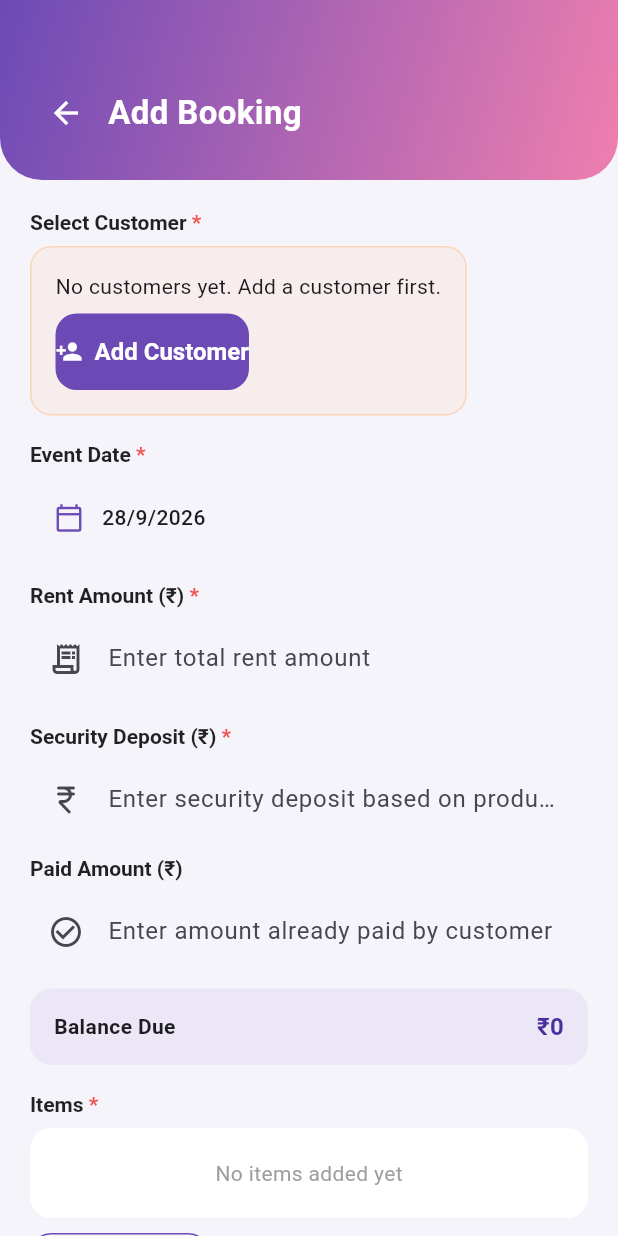
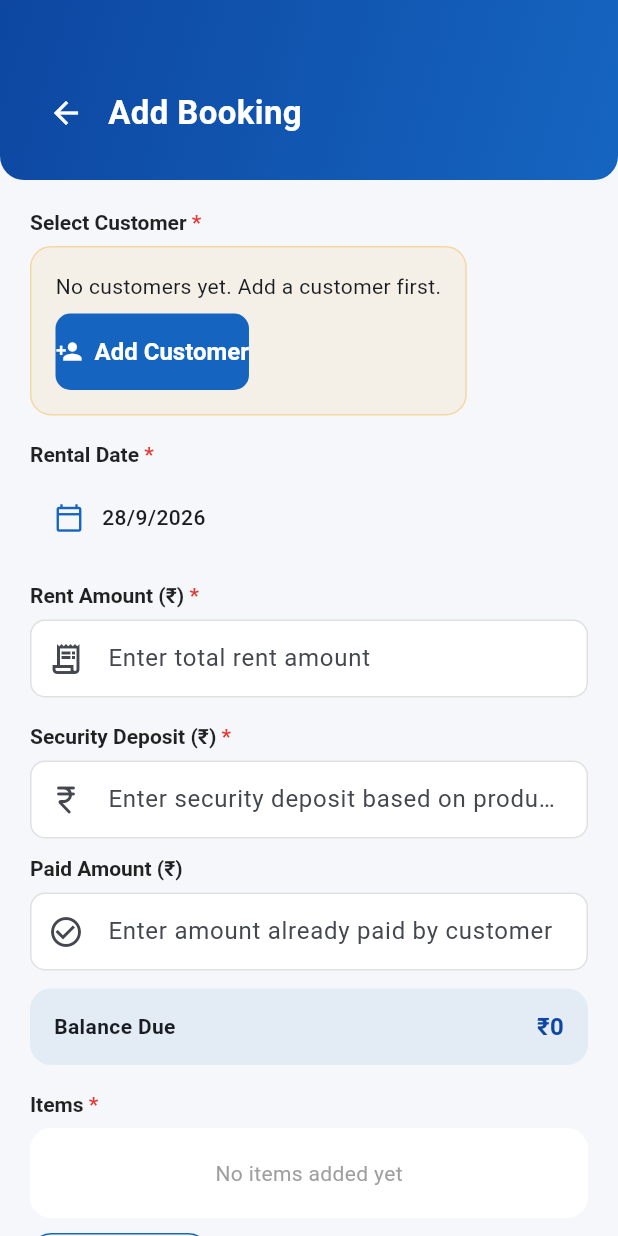
Before and after one commit to rrkrishna33/RentMan, a Flutter app: the screen it shows after launch, after a tap on "Add Booking", on a phone screen of 412 x 824 dp. Run offline on Flutter 3.47's test engine with Material 3 defaults, Android fonts, the phone set to English and light mode, and no system bars; our stand-ins replace device_info_plus, flutter_contacts, flutter_local_notifications, google_sign_in, image_picker, local_auth and 6 more; missing offline and left inert: extension_google_sign_in_as_googleapis_auth, googleapis; accounts and stored records are empty.

Commit message:
Rebrand to RentMan and genericize wedding-specific fields
Rename eventDate to rentalDate across Booking/Reminder models and the
database schema (with a migration in _onUpgrade), generalize booking
item categories from wedding items to general rental categories, and
switch the app theme from purple/pink to a blue/teal color scheme with
updated launcher icons.

Co-Authored-By: Claude Sonnet 5 <noreply@anthropic.com>

```diff
--- a/lib/database/database_helper.dart
+++ b/lib/database/database_helper.dart
@@ -6,7 +6,7 @@ import '../models/delivery.dart';
 
 class DatabaseHelper {
   static const String _dbName = 'rental_app.db';
-  static const int _dbVersion = 5;
+  static const int _dbVersion = 6;
 
   static const String customersTable = 'customers';
   static const String bookingsTable = 'bookings';
@@ -41,6 +41,8 @@ class DatabaseHelper {
     await _addColumnIfMissing(db, bookingsTable, 'paidAmount', 'REAL NOT NULL DEFAULT 0');
     await _addColumnIfMissing(db, bookingsTable, 'balancePaid', 'INTEGER NOT NULL DEFAULT 0');
     await _addColumnIfMissing(db, bookingsTable, 'balancePaidDate', 'TEXT');
+    await _renameColumnIfNeeded(db, bookingsTable, 'eventDate', 'rentalDate');
+    await _renameColumnIfNeeded(db, remindersTable, 'eventDate', 'rentalDate');
   }
 
   // Safely add a column only if it doesn't already exist (guards against partial/duplicate migrations).
@@ -49,6 +51,16 @@ class DatabaseHelper {
     final exists = columns.any((c) => c['name'] == column);
     if (!exists) {
       await db.execute('ALTER TABLE $table ADD COLUMN $column $type');
+    }
+  }
+
+  // Renames a column if the old name is present and the new one isn't yet (guards against partial/duplicate migrations).
+  Future<void> _renameColumnIfNeeded(Database db, String table, String oldName, String newName) async {
+    final columns = await db.rawQuery('PRAGMA table_info($table)');
+    final hasOld = columns.any((c) => c['name'] == oldName);
+    final hasNew = columns.any((c) => c['name'] == newName);
+    if (hasOld && !hasNew) {
+      await db.execute('ALTER TABLE $table RENAME COLUMN $oldName TO $newName');
     }
   }
 
@@ -69,7 +81,7 @@ class DatabaseHelper {
       CREATE TABLE $bookingsTable (
         id INTEGER PRIMARY KEY AUTOINCREMENT,
         customerId INTEGER NOT NULL,
-        eventDate TEXT NOT NULL,
+        rentalDate TEXT NOT NULL,
         bookingDate TEXT NOT NULL,
         totalAmount REAL NOT NULL DEFAULT 0,
         depositAmount REAL NOT NULL DEFAULT 0,
@@ -118,7 +130,7 @@ class DatabaseHelper {
       CREATE TABLE $remindersTable (
         id INTEGER PRIMARY KEY AUTOINCREMENT,
         bookingId INTEGER NOT NULL,
-        eventDate TEXT NOT NULL,
+        rentalDate TEXT NOT NULL,
         lastNotifiedDate TEXT,
         isSent INTEGER NOT NULL DEFAULT 0,
         notificationCount INTEGER NOT NULL DEFAULT 0,
@@ -186,7 +198,7 @@ class DatabaseHelper {
     // Create reminder
     await db.insert(remindersTable, {
       'bookingId': bookingId,
-      'eventDate': booking.eventDate.toIso8601String(),
+      'rentalDate': booking.rentalDate.toIso8601String(),
       'isSent': 0,
       'notificationCount': 0,
     });
@@ -214,7 +226,7 @@ class DatabaseHelper {
     return Booking(
       id: booking.id,
       customerId: booking.customerId,
-      eventDate: booking.eventDate,
+      rentalDate: booking.rentalDate,
       bookingDate: booking.bookingDate,
       totalAmount: booking.totalAmount,
       depositAmount: booking.depositAmount,
@@ -241,7 +253,7 @@ class DatabaseHelper {
       bookings.add(Booking(
         id: booking.id,
         customerId: booking.customerId,
-        eventDate: booking.eventDate,
+        rentalDate: booking.rentalDate,
         bookingDate: booking.bookingDate,
         totalAmount: booking.totalAmount,
         depositAmount: booking.depositAmount,
@@ -338,8 +350,8 @@ class DatabaseHelper {
       SELECT r.* FROM $remindersTable r
       JOIN $bookingsTable b ON r.bookingId = b.id
       WHERE r.isSent = 0
-      AND julianday(r.eventDate) - julianday('now') BETWEEN 0 AND 10
-      ORDER BY r.eventDate ASC
+      AND julianday(r.rentalDate) - julianday('now') BETWEEN 0 AND 10
+      ORDER BY r.rentalDate ASC
     ''');
 
     return result;
--- a/lib/models/booking.dart
+++ b/lib/models/booking.dart
@@ -1,7 +1,7 @@
 class Booking {
   final int? id;
   final int customerId;
-  final DateTime eventDate;
+  final DateTime rentalDate;
   final DateTime bookingDate;
   final double totalAmount;
   final double depositAmount;
@@ -15,7 +15,7 @@ class Booking {
   Booking({
     this.id,
     required this.customerId,
-    required this.eventDate,
+    required this.rentalDate,
     required this.bookingDate,
     this.totalAmount = 0,
     required this.depositAmount,
@@ -27,11 +27,11 @@ class Booking {
     required this.items,
   });
 
-  // Get days until event
-  int get daysUntilEvent => eventDate.difference(DateTime.now()).inDays;
+  // Get days until rental date
+  int get daysUntilRental => rentalDate.difference(DateTime.now()).inDays;
 
   // Check if reminder should be sent (5-10 days before)
-  bool get shouldRemind => daysUntilEvent > 0 && daysUntilEvent <= 10;
+  bool get shouldRemind => daysUntilRental > 0 && daysUntilRental <= 10;
 
   // Total amount is the sum of rent and deposit, and the remaining due is total minus paid.
   double get balanceAmount => (totalAmount - paidAmount).clamp(0, double.infinity);
@@ -39,7 +39,7 @@ class Booking {
   Map<String, dynamic> toJson() => {
     'id': id,
     'customerId': customerId,
-    'eventDate': eventDate.toIso8601String(),
+    'rentalDate': rentalDate.toIso8601String(),
     'bookingDate': bookingDate.toIso8601String(),
     'totalAmount': totalAmount,
     'depositAmount': depositAmount,
@@ -54,7 +54,7 @@ class Booking {
   factory Booking.fromJson(Map<String, dynamic> json) => Booking(
     id: json['id'],
     customerId: json['customerId'],
-    eventDate: DateTime.parse(json['eventDate']),
+    rentalDate: DateTime.parse(json['rentalDate']),
     bookingDate: DateTime.parse(json['bookingDate']),
     totalAmount: (json['totalAmount'] ?? 0).toDouble(),
     depositAmount: (json['depositAmount'] ?? 0).toDouble(),
@@ -71,7 +71,7 @@ class Booking {
   Map<String, dynamic> toMap() => {
     'id': id,
     'customerId': customerId,
-    'eventDate': eventDate.toIso8601String(),
+    'rentalDate': rentalDate.toIso8601String(),
     'bookingDate': bookingDate.toIso8601String(),
     'totalAmount': totalAmount,
     'depositAmount': depositAmount,
@@ -85,7 +85,7 @@ class Booking {
   factory Booking.fromMap(Map<String, dynamic> map) => Booking(
     id: map['id'],
     customerId: map['customerId'],
-    eventDate: DateTime.parse(map['eventDate']),
+    rentalDate: DateTime.parse(map['rentalDate']),
     bookingDate: DateTime.parse(map['bookingDate']),
     totalAmount: (map['totalAmount'] ?? 0).toDouble(),
     depositAmount: (map['depositAmount'] ?? 0).toDouble(),
@@ -102,7 +102,7 @@ class BookingItem {
   final int? id;
   final int bookingId;
   final String itemName;
-  final String? category; // dress, jewelry, accessory
+  final String? category; // e.g. Furniture, Equipment, Electronics
   final int quantity;
   final String? photoPaths; // comma-separated paths
 
--- a/lib/models/delivery.dart
+++ b/lib/models/delivery.dart
@@ -88,7 +88,7 @@ class Delivery {
 class Reminder {
   final int? id;
   final int bookingId;
-  final DateTime eventDate;
+  final DateTime rentalDate;
   final DateTime? lastNotifiedDate;
   final bool isSent;
   final int notificationCount;
@@ -96,23 +96,23 @@ class Reminder {
   Reminder({
     this.id,
     required this.bookingId,
-    required this.eventDate,
+    required this.rentalDate,
     this.lastNotifiedDate,
     required this.isSent,
     required this.notificationCount,
   });
 
-  // Check if should send reminder (5-10 days before event)
+  // Check if should send reminder (5-10 days before rental date)
   bool get shouldSendReminder {
     if (isSent) return false;
-    final daysUntil = eventDate.difference(DateTime.now()).inDays;
+    final daysUntil = rentalDate.difference(DateTime.now()).inDays;
     return daysUntil > 0 && daysUntil <= 10;
   }
 
   Map<String, dynamic> toMap() => {
     'id': id,
     'bookingId': bookingId,
-    'eventDate': eventDate.toIso8601String(),
+    'rentalDate': rentalDate.toIso8601String(),
     'lastNotifiedDate': lastNotifiedDate?.toIso8601String(),
     'isSent': isSent ? 1 : 0,
     'notificationCount': notificationCount,
@@ -121,7 +121,7 @@ class Reminder {
   factory Reminder.fromMap(Map<String, dynamic> map) => Reminder(
     id: map['id'],
     bookingId: map['bookingId'],
-    eventDate: DateTime.parse(map['eventDate']),
+    rentalDate: DateTime.parse(map['rentalDate']),
     lastNotifiedDate: map['lastNotifiedDate'] != null ? DateTime.parse(map['lastNotifiedDate']) : null,
     isSent: map['isSent'] == 1,
     notificationCount: map['notificationCount'],
--- a/lib/screens/add_booking_screen.dart
+++ b/lib/screens/add_booking_screen.dart
@@ -23,7 +23,7 @@ class _AddBookingScreenState extends State<AddBookingScreen> {
   final _formKey = GlobalKey<FormState>();
 
   late int _selectedCustomerId;
-  late DateTime _selectedEventDate;
+  late DateTime _selectedRentalDate;
   late TextEditingController _totalController;
   late TextEditingController _depositController;
   late TextEditingController _paidController;
@@ -36,7 +36,7 @@ class _AddBookingScreenState extends State<AddBookingScreen> {
     super.initState();
     final booking = widget.booking;
     _selectedCustomerId = booking?.customerId ?? widget.customerId ?? 0;
-    _selectedEventDate = booking?.eventDate ?? DateTime.now().add(const Duration(days: 7));
+    _selectedRentalDate = booking?.rentalDate ?? DateTime.now().add(const Duration(days: 7));
     // For editing: extract rent amount (total - deposit), for new bookings: use empty
     final rentAmount = booking != null ? (booking.totalAmount - booking.depositAmount) : 0.0;
     _totalController = TextEditingController(
@@ -95,7 +95,7 @@ class _AddBookingScreenState extends State<AddBookingScreen> {
           await provider.updateBooking(
             id: bookingId,
             customerId: _selectedCustomerId,
-            eventDate: _selectedEventDate,
+            rentalDate: _selectedRentalDate,
             bookingDate: widget.booking!.bookingDate,
             totalAmount: _computedTotalAmount,
             depositAmount: _toMoney(_depositController),
@@ -107,7 +107,7 @@ class _AddBookingScreenState extends State<AddBookingScreen> {
         } else {
           bookingId = await provider.addBooking(
             customerId: _selectedCustomerId,
-            eventDate: _selectedEventDate,
+            rentalDate: _selectedRentalDate,
             totalAmount: _computedTotalAmount,
             depositAmount: _toMoney(_depositController),
             paidAmount: _toMoney(_paidController),
@@ -228,20 +228,20 @@ class _AddBookingScreenState extends State<AddBookingScreen> {
                           ),
                         const SizedBox(height: 18),
 
-                        // Event Date
-                        const _FieldLabel('Event Date', required: true),
+                        // Rental Date
+                        const _FieldLabel('Rental Date', required: true),
                         const SizedBox(height: 8),
                         InkWell(
                           borderRadius: BorderRadius.circular(14),
                           onTap: () async {
                             final date = await showDatePicker(
                               context: context,
-                              initialDate: _selectedEventDate,
+                              initialDate: _selectedRentalDate,
                               firstDate: DateTime.now(),
                               lastDate: DateTime.now().add(const Duration(days: 365)),
                             );
                             if (date != null) {
-                              setState(() => _selectedEventDate = date);
+                              setState(() => _selectedRentalDate = date);
                             }
                           },
                           child: Container(
@@ -256,7 +256,7 @@ class _AddBookingScreenState extends State<AddBookingScreen> {
                                 const Icon(Icons.calendar_today_outlined, color: AppTheme.primary, size: 20),
                                 const SizedBox(width: 12),
                                 Text(
-                                  '${_selectedEventDate.day}/${_selectedEventDate.month}/${_selectedEventDate.year}',
+                                  '${_selectedRentalDate.day}/${_selectedRentalDate.month}/${_selectedRentalDate.year}',
                                   style: const TextStyle(fontWeight: FontWeight.w500),
                                 ),
                               ],
--- a/lib/screens/booking_details_sheet.dart
+++ b/lib/screens/booking_details_sheet.dart
@@ -62,7 +62,7 @@ class BookingDetailsSheet extends StatelessWidget {
               const SizedBox(height: 16),
               _DetailRow('Customer', customer?.name ?? 'Unknown'),
               if (customer != null) _DetailRow('Phone', customer.phone),
-              _DetailRow('Event Date', '${currentBooking.eventDate.day}/${currentBooking.eventDate.month}/${currentBooking.eventDate.year}'),
+              _DetailRow('Rental Date', '${currentBooking.rentalDate.day}/${currentBooking.rentalDate.month}/${currentBooking.rentalDate.year}'),
               if (currentBooking.specialNotes != null && currentBooking.specialNotes!.isNotEmpty)
                 _DetailRow('Notes', currentBooking.specialNotes!),
               const SizedBox(height: 8),
--- a/lib/screens/customer_list_screen.dart
+++ b/lib/screens/customer_list_screen.dart
@@ -247,7 +247,7 @@ class _CustomerDetailsSheet extends StatelessWidget {
                   ),
                   child: ListTile(
                     title: Text('${booking.items.length} items'),
-                    subtitle: Text('Event: ${booking.eventDate.day}/${booking.eventDate.month}'),
+                    subtitle: Text('Rental: ${booking.rentalDate.day}/${booking.rentalDate.month}'),
                     trailing: Row(
                       mainAxisSize: MainAxisSize.min,
                       children: [
--- a/lib/screens/delivery_tracking_screen.dart
+++ b/lib/screens/delivery_tracking_screen.dart
@@ -62,7 +62,7 @@ class _DeliveryListScreen extends StatelessWidget {
             final status = provider.getDeliveryForBooking(b.id)?.status ?? 'pending';
             return status == 'pending';
           }).toList()
-            ..sort((a, b) => a.eventDate.compareTo(b.eventDate));
+            ..sort((a, b) => a.rentalDate.compareTo(b.rentalDate));
 
           final updated = provider.updatedDeliveries;
 
@@ -157,7 +157,7 @@ class _BookingTile extends StatelessWidget {
                           style: const TextStyle(fontWeight: FontWeight.w600, fontSize: 15)),
                       const SizedBox(height: 2),
                       Text(
-                        'Event ${booking.eventDate.day}/${booking.eventDate.month}/${booking.eventDate.year} · ${booking.items.length} items',
+                        'Rental ${booking.rentalDate.day}/${booking.rentalDate.month}/${booking.rentalDate.year} · ${booking.items.length} items',
                         style: TextStyle(color: Colors.grey[600], fontSize: 12.5),
                       ),
                     ],
@@ -605,8 +605,8 @@ class _DeliveryDetailScreenState extends State<_DeliveryDetailScreen> {
             ],
           ),
           const Divider(height: 28),
-          _detailRow(Icons.event_rounded, 'Event Date',
-              '${booking.eventDate.day}/${booking.eventDate.month}/${booking.eventDate.year}'),
+          _detailRow(Icons.event_rounded, 'Rental Date',
+              '${booking.rentalDate.day}/${booking.rentalDate.month}/${booking.rentalDate.year}'),
           const SizedBox(height: 10),
           _detailRow(Icons.currency_rupee_rounded, 'Deposit', booking.depositAmount.toStringAsFixed(0)),
           if (booking.specialNotes != null && booking.specialNotes!.isNotEmpty) ...[
--- a/lib/screens/home_screen.dart
+++ b/lib/screens/home_screen.dart
@@ -205,7 +205,7 @@ class DashboardTab extends StatelessWidget {
               // Upcoming Deliveries
               const _SectionHeader(
                 title: 'Upcoming Deliveries',
-                subtitle: 'Events in the next 5-10 days',
+                subtitle: 'Rentals in the next 5-10 days',
               ),
               const SizedBox(height: 12),
 
@@ -253,7 +253,7 @@ class DashboardTab extends StatelessWidget {
                                   ),
                                   alignment: Alignment.center,
                                   child: Text(
-                                    '${booking.daysUntilEvent}d',
+                                    '${booking.daysUntilRental}d',
                                     style: const TextStyle(
                                       color: Colors.white,
                                       fontWeight: FontWeight.bold,
@@ -272,7 +272,7 @@ class DashboardTab extends StatelessWidget {
                                       ),
                                       const SizedBox(height: 2),
                                       Text(
-                                        '${booking.items.length} items · Event ${booking.eventDate.day}/${booking.eventDate.month}',
+                                        '${booking.items.length} items · Rental ${booking.rentalDate.day}/${booking.rentalDate.month}',
                                         style: TextStyle(color: Colors.grey[600], fontSize: 13),
                                       ),
                                     ],
@@ -347,7 +347,7 @@ class DashboardTab extends StatelessWidget {
                                       ),
                                       const SizedBox(height: 2),
                                       Text(
-                                        'Event ${booking.eventDate.day}/${booking.eventDate.month}',
+                                        'Rental ${booking.rentalDate.day}/${booking.rentalDate.month}',
                                         style: TextStyle(color: Colors.grey[600], fontSize: 13),
                                       ),
                                     ],
--- a/lib/screens/settings_screen.dart
+++ b/lib/screens/settings_screen.dart
@@ -284,14 +284,14 @@ class _SettingsScreenState extends State<SettingsScreen> {
                     const SizedBox(height: 20),
                     _SectionCard(
                       title: 'Reminders',
-                      subtitle: 'Simple reminder before each event',
+                      subtitle: 'Simple reminder before each rental',
                       child: Column(
                         crossAxisAlignment: CrossAxisAlignment.start,
                         children: [
                           SwitchListTile(
                             contentPadding: EdgeInsets.zero,
                             title: const Text('Enable Reminders'),
-                            subtitle: const Text('Get one reminder before the event'),
+                            subtitle: const Text('Get one reminder before the rental date'),
                             value: settings.remindersEnabled,
                             activeColor: AppTheme.primary,
                             onChanged: (value) async {
--- a/lib/services/invoice_service.dart
+++ b/lib/services/invoice_service.dart
@@ -129,7 +129,7 @@ class InvoiceService {
                       pw.SizedBox(height: 6),
                       pw.Text('Invoice Date: ${_formatDate(DateTime.now())}'),
                       pw.Text('Booking Date: ${_formatDate(booking.bookingDate)}'),
-                      pw.Text('Event Date: ${_formatDate(booking.eventDate)}'),
+                      pw.Text('Rental Date: ${_formatDate(booking.rentalDate)}'),
                     ],
                   ),
                   pw.Container(
--- a/lib/services/settings_service.dart
+++ b/lib/services/settings_service.dart
@@ -16,7 +16,7 @@ class SettingsService extends ChangeNotifier {
   static const _reminderHourKey = 'reminder_hour';
   static const _reminderMinuteKey = 'reminder_minute';
 
-  static const List<String> _defaultCategories = ['dress', 'jewelry', 'accessory'];
+  static const List<String> _defaultCategories = ['Furniture', 'Equipment', 'Electronics', 'Decor', 'Other'];
 
   String companyName = '';
   String companyAddress = '';
--- a/lib/theme/app_theme.dart
+++ b/lib/theme/app_theme.dart
@@ -1,21 +1,21 @@
 import 'package:flutter/material.dart';
 
-/// Centralized modern theme for the Rental Manager app.
+/// Centralized modern theme for the RentMan app.
 class AppTheme {
   AppTheme._();
 
-  static const Color primary = Color(0xFF6C4AB6);
-  static const Color primaryDark = Color(0xFF4B2E9E);
-  static const Color secondary = Color(0xFFEF7FAF);
-  static const Color accent = Color(0xFFFFB86B);
-  static const Color background = Color(0xFFF6F4FB);
+  static const Color primary = Color(0xFF1565C0);
+  static const Color primaryDark = Color(0xFF0D47A1);
+  static const Color secondary = Color(0xFF00897B);
+  static const Color accent = Color(0xFFFFA726);
+  static const Color background = Color(0xFFF5F7FA);
   static const Color surface = Colors.white;
-  static const Color success = Color(0xFF2FBF71);
-  static const Color warning = Color(0xFFFF9F43);
-  static const Color danger = Color(0xFFEF5350);
+  static const Color success = Color(0xFF2E7D32);
+  static const Color warning = Color(0xFFF59E0B);
+  static const Color danger = Color(0xFFE53935);
 
   static const LinearGradient primaryGradient = LinearGradient(
-    colors: [primary, secondary],
+    colors: [primaryDark, primary],
     begin: Alignment.topLeft,
     end: Alignment.bottomRight,
   );
@@ -46,29 +46,33 @@ class AppTheme {
         ),
       ),
       cardTheme: CardTheme(
-        elevation: 0,
+        elevation: 1.5,
+        shadowColor: Colors.black.withOpacity(0.08),
         color: surface,
         margin: EdgeInsets.zero,
-        shape: RoundedRectangleBorder(borderRadius: BorderRadius.circular(18)),
+        shape: RoundedRectangleBorder(
+          borderRadius: BorderRadius.circular(12),
+          side: BorderSide(color: Colors.black.withOpacity(0.05)),
+        ),
       ),
       inputDecorationTheme: InputDecorationTheme(
         filled: true,
-        fillColor: background,
+        fillColor: surface,
         contentPadding: const EdgeInsets.symmetric(horizontal: 16, vertical: 14),
         border: OutlineInputBorder(
-          borderRadius: BorderRadius.circular(14),
-          borderSide: BorderSide.none,
+          borderRadius: BorderRadius.circular(10),
+          borderSide: BorderSide(color: Colors.black.withOpacity(0.12)),
         ),
         enabledBorder: OutlineInputBorder(
-          borderRadius: BorderRadius.circular(14),
-          borderSide: BorderSide.none,
+          borderRadius: BorderRadius.circular(10),
+          borderSide: BorderSide(color: Colors.black.withOpacity(0.12)),
         ),
         focusedBorder: OutlineInputBorder(
-          borderRadius: BorderRadius.circular(14),
+          borderRadius: BorderRadius.circular(10),
           borderSide: const BorderSide(color: primary, width: 1.6),
         ),
         errorBorder: OutlineInputBorder(
-          borderRadius: BorderRadius.circular(14),
+          borderRadius: BorderRadius.circular(10),
           borderSide: const BorderSide(color: danger, width: 1.2),
         ),
       ),
@@ -77,19 +81,24 @@ class AppTheme {
           backgroundColor: primary,
           foregroundColor: Colors.white,
           padding: const EdgeInsets.symmetric(vertical: 16),
-          shape: RoundedRectangleBorder(borderRadius: BorderRadius.circular(14)),
+          shape: RoundedRectangleBorder(borderRadius: BorderRadius.circular(10)),
           elevation: 0,
           textStyle: const TextStyle(fontSize: 16, fontWeight: FontWeight.w600),
         ),
       ),
       floatingActionButtonTheme: const FloatingActionButtonThemeData(
-        backgroundColor: primary,
+        backgroundColor: secondary,
         foregroundColor: Colors.white,
-        elevation: 4,
+        elevation: 2,
+        shape: RoundedRectangleBorder(borderRadius: BorderRadius.all(Radius.circular(16))),
       ),
       chipTheme: base.chipTheme.copyWith(
         backgroundColor: primary.withOpacity(0.08),
         labelStyle: const TextStyle(color: primaryDark, fontWeight: FontWeight.w600),
+        shape: RoundedRectangleBorder(
+          borderRadius: BorderRadius.circular(8),
+          side: BorderSide.none,
+        ),
         side: BorderSide.none,
       ),
       navigationBarTheme: NavigationBarThemeData(
@@ -129,8 +138,8 @@ class GradientHeader extends StatelessWidget {
       decoration: const BoxDecoration(
         gradient: AppTheme.primaryGradient,
         borderRadius: BorderRadius.only(
-          bottomLeft: Radius.circular(28),
-          bottomRight: Radius.circular(28),
+          bottomLeft: Radius.circular(16),
+          bottomRight: Radius.circular(16),
         ),
       ),
       child: child,
--- a/pubspec.yaml
+++ b/pubspec.yaml
@@ -90,7 +90,7 @@ flutter_launcher_icons:
   android: true
   ios: true
   image_path: "MrinayaIcon.jpeg"
-  adaptive_icon_background: "#6A1B9A"
+  adaptive_icon_background: "#0D47A1"
   adaptive_icon_foreground: "MrinayaIcon.jpeg"
   remove_alpha_ios: true
 
```
Also changed, not shown: lib/services/booking_provider.dart (+6 -6 lines), lib/services/notification_service.dart (+7 -7 lines), assets/icon/app_icon.png, assets/icon/app_icon_foreground.png (added), 3 other files.
